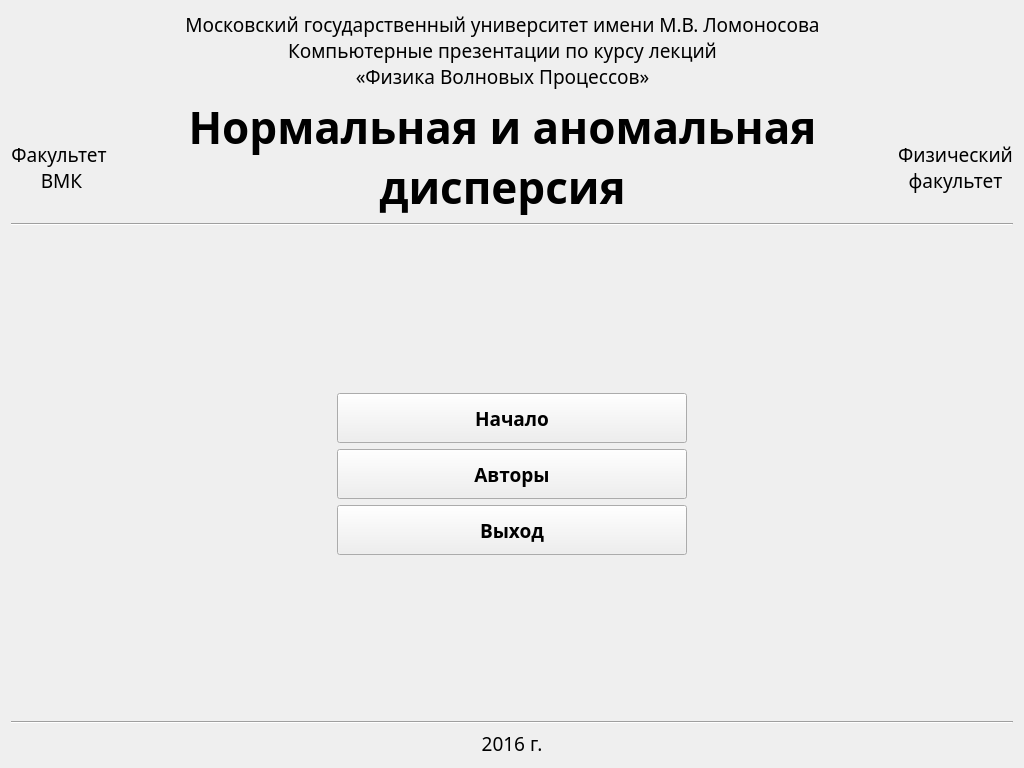
This is src/forms/MenuWindow.ui in Jhuighuy/Anomalous-dispersion as Qt 5 draws it before an edit. The edited form follows.
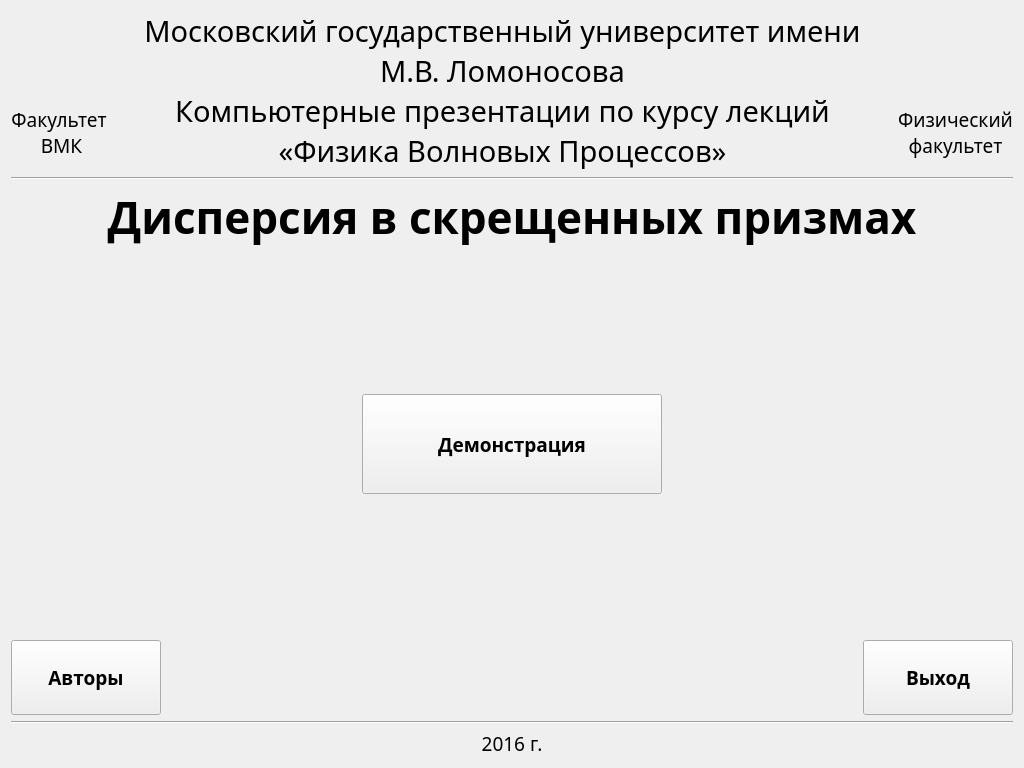
This is the edited form. Icons and pictures are not drawn.

What changed in the file:
```diff
--- a/src/forms/MenuWindow.ui
+++ b/src/forms/MenuWindow.ui
@@ -80,6 +80,11 @@
        <layout class="QVBoxLayout" name="layoutHeaderLabels">
         <item>
          <widget class="QLabel" name="labelHeaderUniversity">
+          <property name="font">
+           <font>
+            <pointsize>22</pointsize>
+           </font>
+          </property>
           <property name="text">
            <string>Московский государственный университет имени М.В. Ломоносова
 Компьютерные презентации по курсу лекций
@@ -93,32 +98,6 @@
           </property>
          </widget>
         </item>
-        <item>
-         <widget class="QLabel" name="labelHeaderPresentation">
-          <property name="sizePolicy">
-           <sizepolicy hsizetype="Preferred" vsizetype="Preferred">
-            <horstretch>0</horstretch>
-            <verstretch>0</verstretch>
-           </sizepolicy>
-          </property>
-          <property name="font">
-           <font>
-            <pointsize>33</pointsize>
-            <weight>75</weight>
-            <bold>true</bold>
-           </font>
-          </property>
-          <property name="text">
-           <string>Нормальная и аномальная дисперсия</string>
-          </property>
-          <property name="alignment">
-           <set>Qt::AlignCenter</set>
-          </property>
-          <property name="wordWrap">
-           <bool>true</bool>
-          </property>
-         </widget>
-        </item>
         <item>
          <spacer name="horizontalSpacer">
           <property name="orientation">
@@ -184,58 +163,103 @@
      </widget>
     </item>
     <item>
-     <spacer name="verticalSpacerHeader">
-      <property name="orientation">
-       <enum>Qt::Vertical</enum>
+     <widget class="QLabel" name="labelHeaderPresentation">
+      <property name="sizePolicy">
+       <sizepolicy hsizetype="Preferred" vsizetype="Preferred">
+        <horstretch>0</horstretch>
+        <verstretch>0</verstretch>
+       </sizepolicy>
       </property>
-      <property name="sizeHint" stdset="0">
-       <size>
-        <width>20</width>
-        <height>40</height>
-       </size>
+      <property name="font">
+       <font>
+        <pointsize>33</pointsize>
+        <weight>75</weight>
+        <bold>true</bold>
+       </font>
       </property>
-     </spacer>
+      <property name="text">
+       <string>Дисперсия в скрещенных призмах</string>
+      </property>
+      <property name="alignment">
+       <set>Qt::AlignCenter</set>
+      </property>
+      <property name="wordWrap">
+       <bool>true</bool>
+      </property>
+     </widget>
     </item>
     <item>
      <layout class="QGridLayout" name="layoutButtons">
-      <item row="0" column="1">
-       <widget class="QPushButton" name="pushButtonStart">
-        <property name="minimumSize">
+      <item row="0" column="2">
+       <spacer name="verticalSpacerHeader">
+        <property name="orientation">
+         <enum>Qt::Vertical</enum>
+        </property>
+        <property name="sizeHint" stdset="0">
          <size>
-          <width>350</width>
-          <height>50</height>
+          <width>20</width>
+          <height>40</height>
          </size>
         </property>
-        <property name="font">
-         <font>
-          <weight>75</weight>
-          <bold>true</bold>
-         </font>
-        </property>
-        <property name="text">
-         <string>Начало</string>
-        </property>
-       </widget>
+       </spacer>
       </item>
       <item row="1" column="2">
-       <spacer name="horizontalSpacerButtonsRight">
+       <widget class="QPushButton" name="pushButtonStart">
+        <property name="minimumSize">
+         <size>
+          <width>300</width>
+          <height>100</height>
+         </size>
+        </property>
+        <property name="font">
+         <font>
+          <weight>75</weight>
+          <bold>true</bold>
+         </font>
+        </property>
+        <property name="text">
+         <string>Демонстрация</string>
+        </property>
+       </widget>
+      </item>
+      <item row="2" column="2">
+       <spacer name="verticalSpacerFooter">
         <property name="orientation">
-         <enum>Qt::Horizontal</enum>
+         <enum>Qt::Vertical</enum>
         </property>
         <property name="sizeHint" stdset="0">
          <size>
-          <width>40</width>
-          <height>20</height>
+          <width>20</width>
+          <height>40</height>
          </size>
         </property>
        </spacer>
       </item>
-      <item row="2" column="1">
+      <item row="3" column="0">
+       <widget class="QPushButton" name="pushButtonAuthors">
+        <property name="minimumSize">
+         <size>
+          <width>150</width>
+          <height>75</height>
+         </size>
+        </property>
+        <property name="font">
+         <font>
+          <weight>75</weight>
+          <bold>true</bold>
+         </font>
+        </property>
+        <property name="text">
+         <string>Авторы</string>
+        </property>
+       </widget>
+      </item>
+      <item row="3" column="4">
        <widget class="QPushButton" name="pushButtonExit">
         <property name="minimumSize">
          <size>
-          <width>350</width>
-          <height>50</height>
+          <width>150</width>
+          <height>75</height>
          </size>
         </property>
         <property name="font">
@@ -250,26 +274,33 @@
        </widget>
       </item>
       <item row="1" column="1">
-       <widget class="QPushButton" name="pushButtonAuthors">
-        <property name="minimumSize">
+       <spacer name="horizontalSpacer_2">
+        <property name="orientation">
+         <enum>Qt::Horizontal</enum>
+        </property>
+        <property name="sizeHint" stdset="0">
          <size>
-          <width>350</width>
-          <height>50</height>
+          <width>40</width>
+          <height>20</height>
          </size>
         </property>
-        <property name="font">
-         <font>
-          <weight>75</weight>
-          <bold>true</bold>
-         </font>
+       </spacer>
+      </item>
+      <item row="1" column="3">
+       <spacer name="horizontalSpacer_3">
+        <property name="orientation">
+         <enum>Qt::Horizontal</enum>
         </property>
-        <property name="text">
-         <string>Авторы</string>
+        <property name="sizeHint" stdset="0">
+         <size>
+          <width>40</width>
+          <height>20</height>
+         </size>
         </property>
-       </widget>
+       </spacer>
       </item>
-      <item row="1" column="0">
-       <spacer name="horizontalSpacerButtonsLeft">
+      <item row="3" column="1" colspan="3">
+       <spacer name="horizontalSpacerButtonsRight">
         <property name="orientation">
          <enum>Qt::Horizontal</enum>
         </property>
@@ -283,19 +314,6 @@
       </item>
      </layout>
     </item>
-    <item>
-     <spacer name="verticalSpacerFooter">
-      <property name="orientation">
-       <enum>Qt::Vertical</enum>
-      </property>
-      <property name="sizeHint" stdset="0">
-       <size>
-        <width>20</width>
-        <height>40</height>
-       </size>
-      </property>
-     </spacer>
-    </item>
     <item>
      <widget class="Line" name="separatorFooter">
       <property name="orientation">
```
Left out of the diff: 2 changed lines with no effect on the pictures.
